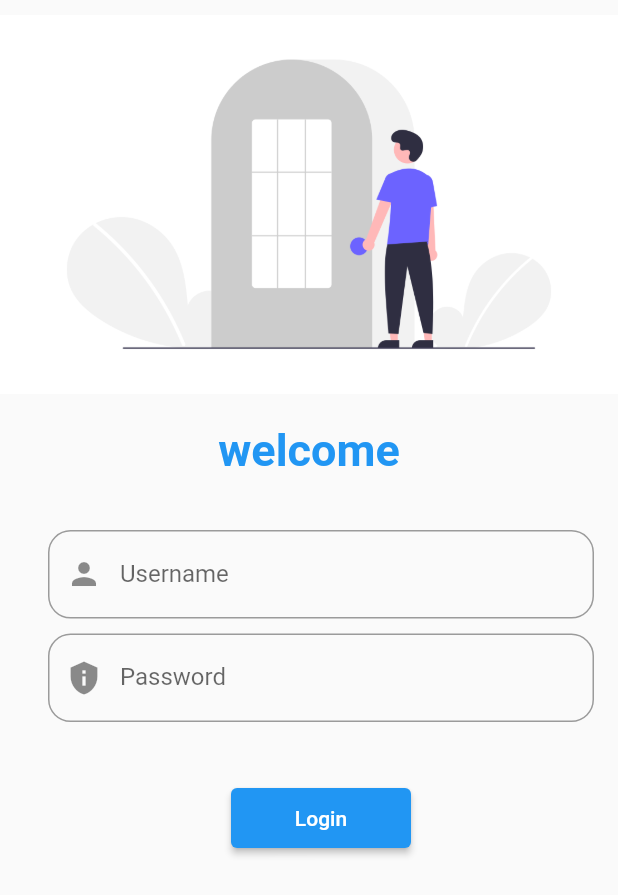
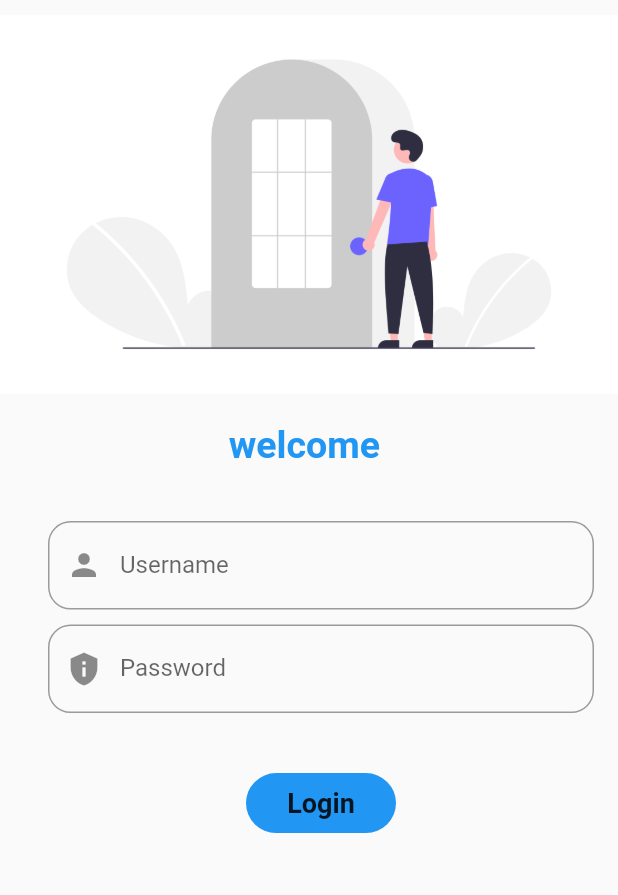
Before and after one commit to iamavinashpatel45/catlogapp, a Flutter app: the screen it shows after launch, on a phone screen of 412 x 824 dp. Shown: the top 895 px of the screen. Run offline on Flutter 3.47's test engine with Material 2 defaults, Android fonts, the phone set to English and light mode, and no system bars; our stand-ins replace google_fonts.

Commit message:
catlog_app

```diff
--- a/lib/pages/log_in_page.dart
+++ b/lib/pages/log_in_page.dart
@@ -1,7 +1,15 @@
 import 'package:catlog_app/utils/routes.dart';
 import 'package:flutter/material.dart';
 
-class log_in_page extends StatelessWidget {
+class log_in_page extends StatefulWidget {
+  @override
+  State<log_in_page> createState() => _log_in_pageState();
+}
+
+class _log_in_pageState extends State<log_in_page> {
+  String name = '';
+  bool changebutton = false;
+
   @override
   Widget build(BuildContext context) {
     return MaterialApp(
@@ -23,9 +31,9 @@ class log_in_page extends StatelessWidget {
                 height: 20,
               ),
               Text(
-                'welcome',
+                'welcome $name',
                 style: TextStyle(
-                  fontSize: 30,
+                  fontSize: 25,
                   color: Colors.blue,
                   fontWeight: FontWeight.bold,
                 ),
@@ -38,6 +46,10 @@ class log_in_page extends StatelessWidget {
                 child: Column(
                   children: [
                     TextFormField(
+                      onChanged: (value) {
+                        name = value;
+                        setState(() {});
+                      },
                       decoration: InputDecoration(
                         prefixIcon: Icon(Icons.person),
                         border: OutlineInputBorder(
@@ -64,12 +76,35 @@ class log_in_page extends StatelessWidget {
                     SizedBox(
                       height: 40,
                     ),
-                    ElevatedButton(
-                        style: TextButton.styleFrom(minimumSize: Size(120, 40)),
-                        onPressed: () {
-                          Navigator.pushNamed(context, myroutes.homepage);
-                        },
-                        child: Text('Login'))
+                    InkWell(
+                      onTap: () async{
+                        setState(() {
+                          changebutton = true;
+                        });
+                        await Future.delayed(Duration(milliseconds: 400));
+                        Navigator.pushNamed(context, myroutes.homepage);
+                      },
+                      child: AnimatedContainer(
+                        duration: Duration(milliseconds: 300),
+                        width: changebutton ? 40 : 100,
+                        height: 40,
+                        child: changebutton
+                            ? Icon(Icons.done)
+                            : Text(
+                                'Login',
+                                style: TextStyle(
+                                  fontWeight: FontWeight.bold,
+                                  fontSize: 18,
+                                ),
+                              ),
+                        alignment: Alignment.center,
+                        decoration: BoxDecoration(
+                          color: Colors.blue,
+                          borderRadius:
+                              BorderRadius.circular(changebutton ? 40 : 50),
+                        ),
+                      ),
+                    )
                   ],
                 ),
               )
```
